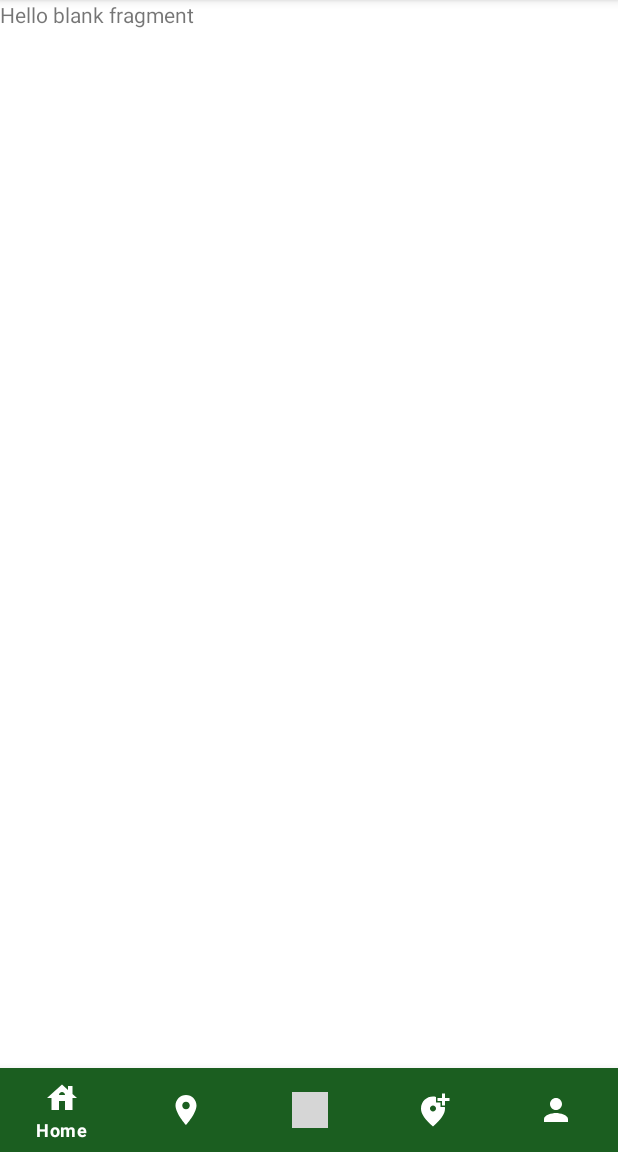
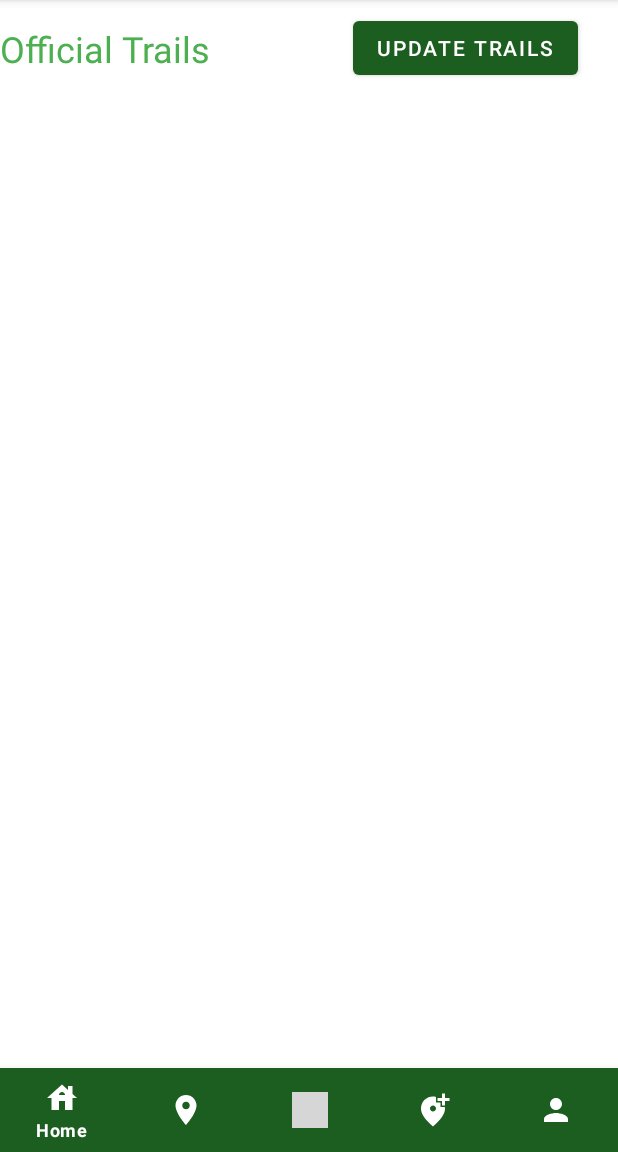
Before and after one commit to EinarLop/hikeu, an Android app: the fragment OfficialTrailsFragment placed in its activity, on a phone screen of 412 x 824 dp, the part 84-1236 px from its top. Run offline under Robolectric (Android 15) with nearby library versions, the light colour scheme and no system bars; our stand-ins replace Room's generated code; grey boxes are pictures that could not be loaded.

Commit message:
Improved UI appearance of trails item and offical trails fragment

```diff
--- a/app/src/main/java/com/example/hikeu/HikeuViewModel.kt
+++ b/app/src/main/java/com/example/hikeu/HikeuViewModel.kt
@@ -22,17 +22,24 @@ class HikeuViewModel (val hikeuDao: HikeuDao): ViewModel() {
     suspend fun updateUser(user: Users) = hikeuDao.updateUser(user)
     suspend fun deleteUser(user: Users) = hikeuDao.deleteUser(user)
 
-//    val pruebaRutasList = listOf<OfficialTrails>(
-//        OfficialTrails(name="Ruta1", country = "Mexico", state = "Nuevo Leon", googleMapsLink = "google",
-//        difficulty = 2, duration = 50, warnings = "cuidado", clothing = "comoda", indispensables = "agua",
-//        images = "imagen"),
-//        OfficialTrails(name="Ruta2", country = "Mexico", state = "Nuevo Leon", googleMapsLink = "google",
-//            difficulty = 3, duration = 110, warnings = "cuidado", clothing = "comoda", indispensables = "agua",
-//            images = "imagen"),
-//        OfficialTrails(name="Ruta3", country = "Mexico", state = "Nuevo Leon", googleMapsLink = "google",
-//            difficulty = 1, duration = 10, warnings = "cuidado", clothing = "comoda", indispensables = "agua",
-//            images = "imagen")
-//    )
+    val pruebaRutasList = listOf<OfficialTrails>(
+        OfficialTrails(name="Ruta1", country = "Mexico", state = "Chiapas", googleMapsLink = "google",
+        difficulty = "Beginner", duration = 50, warnings = "cuidado", clothing = "comoda", indispensables = "agua"),
+        OfficialTrails(name="Ruta2", country = "Mexico", state = "Nuevo Leon", googleMapsLink = "google",
+            difficulty = "Advanced", duration = 3, warnings = "cuidado", clothing = "comoda", indispensables = "agua"),
+        OfficialTrails(name="Ruta3", country = "Mexico", state = "Nuevo Leon", googleMapsLink = "google",
+            difficulty = "Intermediate", duration = 50, warnings = "cuidado", clothing = "comoda", indispensables = "agua"),
+        OfficialTrails(name="Ruta1", country = "Mexico", state = "Nuevo Leon", googleMapsLink = "google",
+            difficulty = "Beginner", duration = 50, warnings = "cuidado", clothing = "comoda", indispensables = "agua"),
+        OfficialTrails(name="Ruta1", country = "Mexico", state = "Nuevo Leon", googleMapsLink = "google",
+            difficulty = "Beginner", duration = 50, warnings = "cuidado", clothing = "comoda", indispensables = "agua"),
+        OfficialTrails(name="Ruta1", country = "Mexico", state = "Nuevo Leon", googleMapsLink = "google",
+            difficulty = "Beginner", duration = 50, warnings = "cuidado", clothing = "comoda", indispensables = "agua"),
+        OfficialTrails(name="Ruta1", country = "Mexico", state = "Nuevo Leon", googleMapsLink = "google",
+            difficulty = "Beginner", duration = 50, warnings = "cuidado", clothing = "comoda", indispensables = "agua"),
+        OfficialTrails(name="Ruta1", country = "Mexico", state = "Nuevo Leon", googleMapsLink = "google",
+            difficulty = "Beginner", duration = 50, warnings = "cuidado", clothing = "comoda", indispensables = "agua"),
+   )
 
 }
 
--- a/app/src/main/java/com/example/hikeu/OfficialTrails.kt
+++ b/app/src/main/java/com/example/hikeu/OfficialTrails.kt
@@ -7,11 +7,12 @@ import androidx.room.PrimaryKey
 @Entity
 data class OfficialTrails (
     @NonNull @PrimaryKey(autoGenerate = true)  val id: Int,
+//    @NonNull @ForeignKey(Entity = [Users::class]) val userId: Int,
     @NonNull var name: String,
     @NonNull var country: String,
     @NonNull var state: String,
     @NonNull var googleMapsLink: String,
-    @NonNull var difficulty: Int,
+    @NonNull var difficulty: String,
     @NonNull var duration: Int,
     @NonNull var warnings:String,
     @NonNull var clothing:String,
@@ -25,13 +26,13 @@ data class OfficialTrails (
         country: String,
         state: String,
         googleMapsLink: String,
-        difficulty: Int,
+        difficulty: String,
         duration: Int,
         warnings: String,
         clothing: String,
         indispensables: String,
-        images: String,
-    ): this(
+
+        ): this(
         0,
         name,
         country,
@@ -42,5 +43,5 @@ data class OfficialTrails (
         warnings,
         clothing,
         indispensables,
-        images)
+        "No images")
 }
--- a/app/src/main/java/com/example/hikeu/OfficialTrailsFragment.kt
+++ b/app/src/main/java/com/example/hikeu/OfficialTrailsFragment.kt
@@ -1,10 +1,14 @@
 package com.example.hikeu
 
 import android.os.Bundle
-import androidx.fragment.app.Fragment
 import android.view.LayoutInflater
 import android.view.View
 import android.view.ViewGroup
+import androidx.fragment.app.Fragment
+import androidx.lifecycle.ViewModelProvider
+import androidx.recyclerview.widget.LinearLayoutManager
+import com.example.hikeu.databinding.FragmentOfficialTrailsBinding
+
 
 // TODO: Rename parameter arguments, choose names that match
 // the fragment initialization parameters, e.g. ARG_ITEM_NUMBER
@@ -13,47 +17,43 @@ private const val ARG_PARAM2 = "param2"
 
 /**
  * A simple [Fragment] subclass.
- * Use the [OfficialTrailsFragment.newInstance] factory method to
+ * Use the [TrailsFragment.newInstance] factory method to
  * create an instance of this fragment.
  */
+
 class OfficialTrailsFragment : Fragment() {
-    // TODO: Rename and change types of parameters
-    private var param1: String? = null
-    private var param2: String? = null
 
-    override fun onCreate(savedInstanceState: Bundle?) {
-        super.onCreate(savedInstanceState)
-        arguments?.let {
-            param1 = it.getString(ARG_PARAM1)
-            param2 = it.getString(ARG_PARAM2)
-        }
-    }
+    private var _binding: FragmentOfficialTrailsBinding? = null
+    private val binding get() = _binding!!
 
     override fun onCreateView(
         inflater: LayoutInflater, container: ViewGroup?,
         savedInstanceState: Bundle?
     ): View? {
-        // Inflate the layout for this fragment
-        return inflater.inflate(R.layout.fragment_official_trails, container, false)
+        _binding = FragmentOfficialTrailsBinding.inflate(inflater, container, false)
+
+
+        binding.getTrails.setOnClickListener {
+            val viewModel = ViewModelProvider(requireActivity()).get(HikeuViewModel::class.java)
+            val adaptador = trailsAdapater(viewModel.pruebaRutasList)
+            binding.rvRutas.adapter = adaptador
+            binding.rvRutas.layoutManager = LinearLayoutManager(activity)
+        }
+        return binding.root
     }
 
-    companion object {
-        /**
-         * Use this factory method to create a new instance of
-         * this fragment using the provided parameters.
-         *
-         * @param param1 Parameter 1.
-         * @param param2 Parameter 2.
-         * @return A new instance of fragment OfficialTrailsFragment.
-         */
-        // TODO: Rename and change types and number of parameters
-        @JvmStatic
-        fun newInstance(param1: String, param2: String) =
-            OfficialTrailsFragment().apply {
-                arguments = Bundle().apply {
-                    putString(ARG_PARAM1, param1)
-                    putString(ARG_PARAM2, param2)
-                }
-            }
+
+
+    override fun onViewCreated(view: View, savedInstanceState: Bundle?) {
+        super.onViewCreated(view, savedInstanceState)
+
+
     }
+
+
+    override fun onDestroyView() {
+        super.onDestroyView()
+        _binding = null
+    }
+
 }
--- a/app/src/main/res/layout/fragment_official_trails.xml
+++ b/app/src/main/res/layout/fragment_official_trails.xml
@@ -1,14 +1,44 @@
 <?xml version="1.0" encoding="utf-8"?>
-<FrameLayout xmlns:android="http://schemas.android.com/apk/res/android"
+<androidx.constraintlayout.widget.ConstraintLayout xmlns:android="http://schemas.android.com/apk/res/android"
+    xmlns:app="http://schemas.android.com/apk/res-auto"
     xmlns:tools="http://schemas.android.com/tools"
     android:layout_width="match_parent"
     android:layout_height="match_parent"
-    tools:context=".OfficialTrailsFragment">
+    tools:context=".OfficialTrails">
 
-    <!-- TODO: Update blank fragment layout -->
+
     <TextView
-        android:layout_width="match_parent"
-        android:layout_height="match_parent"
-        android:text="@string/hello_blank_fragment" />
+        android:id="@+id/textView4"
+        android:layout_width="wrap_content"
+        android:layout_height="wrap_content"
+        android:layout_marginTop="16dp"
+        android:text="Official Trails"
+        android:textColor="#4CAF50"
+        android:textSize="24sp"
+        app:layout_constraintEnd_toEndOf="parent"
+        app:layout_constraintHorizontal_bias="0.0"
+        app:layout_constraintStart_toStartOf="parent"
+        app:layout_constraintTop_toTopOf="parent" />
 
-</FrameLayout>
+    <androidx.recyclerview.widget.RecyclerView
+        android:id="@+id/rvRutas"
+        android:layout_width="409dp"
+        android:layout_height="553dp"
+        android:layout_marginTop="1dp"
+        android:layout_marginBottom="1dp"
+        app:layout_constraintBottom_toBottomOf="parent"
+        app:layout_constraintEnd_toEndOf="parent"
+        app:layout_constraintStart_toStartOf="parent"
+        app:layout_constraintTop_toBottomOf="@+id/textView4" />
+
+    <Button
+        android:id="@+id/getTrails"
+        android:layout_width="wrap_content"
+        android:layout_height="wrap_content"
+        android:layout_marginTop="8dp"
+        android:text="Update Trails"
+        app:layout_constraintEnd_toEndOf="parent"
+        app:layout_constraintHorizontal_bias="0.78"
+        app:layout_constraintStart_toEndOf="@+id/textView4"
+        app:layout_constraintTop_toTopOf="parent" />
+</androidx.constraintlayout.widget.ConstraintLayout>
```
Also changed, not shown: app/src/main/java/com/example/hikeu/TrailsFragment.kt (deleted, +0 -59 lines), app/src/main/res/layout/fragment_rutas.xml (deleted, +0 -40 lines), app/src/main/res/layout/item_trail.xml (+35 -22 lines).
